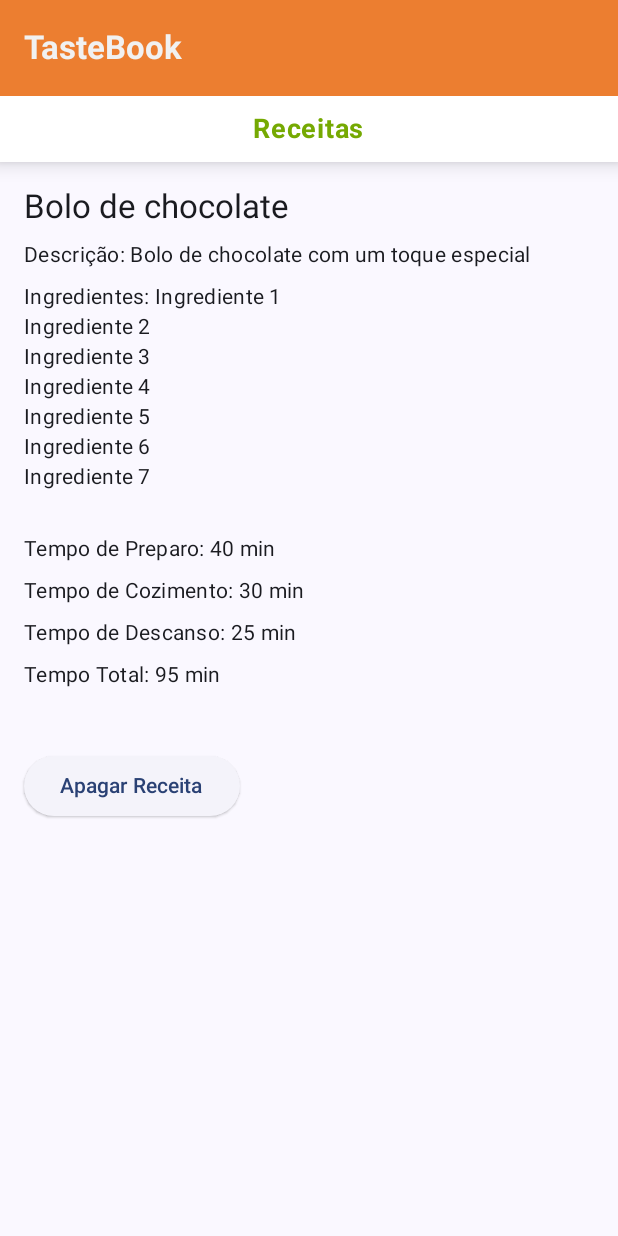
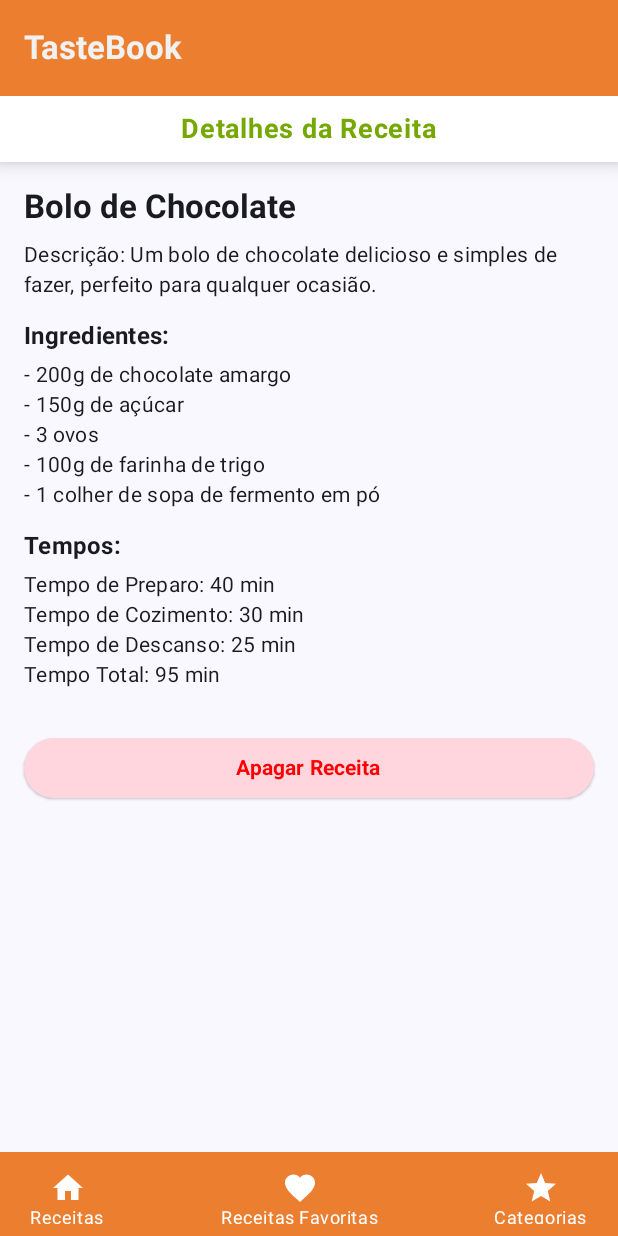
Before and after one commit to MarcelFlrs/AppDeReceitas, an Android app built with Jetpack Compose: the DetalhesReceita screen opened through its navigation route, on a phone screen of 412 x 824 dp. Run offline under Robolectric (Android 15) with nearby library versions, the phone set to English and light mode, and no system bars.

Commit message:
atualizações finais

```diff
--- a/app/src/main/java/br/edu/up/appdereceitas/RecipeApp.kt
+++ b/app/src/main/java/br/edu/up/appdereceitas/RecipeApp.kt
@@ -6,7 +6,7 @@ import androidx.compose.ui.tooling.preview.Preview
 import androidx.navigation.compose.NavHost
 import androidx.navigation.compose.composable
 import androidx.navigation.compose.rememberNavController
-import br.edu.up.appdereceitas.screen.CategoriaReceitas
+import br.edu.up.appdereceitas.ui.screen.CategoriaReceitas
 import br.edu.up.appdereceitas.screen.ListaReceitas
 import br.edu.up.appdereceitas.ui.screen.AdicionarReceitas
 import br.edu.up.appdereceitas.ui.screen.DetalhesReceita
--- a/app/src/main/java/br/edu/up/appdereceitas/ui/screen/DetalhesReceitas.kt
+++ b/app/src/main/java/br/edu/up/appdereceitas/ui/screen/DetalhesReceitas.kt
@@ -1,12 +1,8 @@
 package br.edu.up.appdereceitas.ui.screen
 
 import androidx.compose.foundation.background
-import androidx.compose.foundation.layout.Box
-import androidx.compose.foundation.layout.Column
-import androidx.compose.foundation.layout.Spacer
-import androidx.compose.foundation.layout.fillMaxWidth
-import androidx.compose.foundation.layout.height
-import androidx.compose.foundation.layout.padding
+import androidx.compose.foundation.layout.*
+import androidx.compose.material3.ButtonDefaults
 import androidx.compose.material3.ElevatedButton
 import androidx.compose.material3.MaterialTheme
 import androidx.compose.material3.Scaffold
@@ -21,12 +17,11 @@ import androidx.compose.ui.text.font.FontWeight
 import androidx.compose.ui.unit.dp
 import androidx.compose.ui.unit.sp
 import androidx.navigation.NavController
+import br.edu.up.appdereceitas.ui.util.AppBottomBar
 import br.edu.up.appdereceitas.ui.util.AppTopBar
-
 
 @Composable
 fun DetalhesReceita(navController: NavController) {
-
     Scaffold(
         topBar = {
             AppTopBar(
@@ -41,85 +36,96 @@ fun DetalhesReceita(navController: NavController) {
                 },
                 navController = navController
             )
+        },
+        bottomBar = {
+            AppBottomBar(navController = navController)
         }
     ) { innerPadding ->
+        Column(modifier = Modifier.padding(innerPadding)) {
 
-        Column(modifier = Modifier.padding(innerPadding)) {
             Box(
                 modifier = Modifier
                     .shadow(8.dp)
-                    .graphicsLayer {
-                        shadowElevation = 8.dp.toPx()
-                    }
+                    .graphicsLayer { shadowElevation = 8.dp.toPx() }
                     .fillMaxWidth()
                     .background(Color.White)
                     .padding(vertical = 10.dp),
                 contentAlignment = Alignment.Center
             ) {
                 Text(
-                    text = "Receitas",
+                    text = "Detalhes da Receita",
                     fontSize = 18.sp,
                     color = Color(0xFF75A902),
                     fontWeight = FontWeight.Bold
                 )
             }
 
+
             Column(
                 modifier = Modifier
                     .padding(16.dp)
+                    .fillMaxWidth()
             ) {
+
                 Text(
-                text = "Bolo de chocolate",
+                    text = "Bolo de Chocolate",
                     style = MaterialTheme.typography.titleLarge,
+                    fontWeight = FontWeight.Bold,
                     modifier = Modifier.padding(bottom = 8.dp)
                 )
 
+
                 Text(
-                text = "Descrição: Bolo de chocolate com um toque especial",
+                    text = "Descrição: Um bolo de chocolate delicioso e simples de fazer, perfeito para qualquer ocasião.",
                     style = MaterialTheme.typography.bodyMedium,
-                modifier = Modifier.padding(bottom = 8.dp)
+                    modifier = Modifier.padding(bottom = 12.dp)
                 )
 
                 Text(
-                text = "Ingredientes: Ingrediente 1\nIngrediente 2\nIngrediente 3\nIngrediente 4\nIngrediente 5\nIngrediente 6\nIngrediente 7\n",
+                    text = "Ingredientes:",
+                    style = MaterialTheme.typography.titleMedium,
+                    fontWeight = FontWeight.Bold,
+                    modifier = Modifier.padding(bottom = 4.dp)
+                )
+                Text(
+                    text = "- 200g de chocolate amargo\n" +
+                            "- 150g de açúcar\n" +
+                            "- 3 ovos\n" +
+                            "- 100g de farinha de trigo\n" +
+                            "- 1 colher de sopa de fermento em pó",
                     style = MaterialTheme.typography.bodyMedium,
-                modifier = Modifier.padding(bottom = 8.dp)
+                    modifier = Modifier.padding(bottom = 12.dp)
                 )
 
                 Text(
-                text = "Tempo de Preparo: 40 min",
+                    text = "Tempos:",
+                    style = MaterialTheme.typography.titleMedium,
+                    fontWeight = FontWeight.Bold,
+                    modifier = Modifier.padding(bottom = 4.dp)
+                )
+                Text(
+                    text = "Tempo de Preparo: 40 min\n" +
+                            "Tempo de Cozimento: 30 min\n" +
+                            "Tempo de Descanso: 25 min\n" +
+                            "Tempo Total: 95 min",
                     style = MaterialTheme.typography.bodyMedium,
-                modifier = Modifier.padding(bottom = 8.dp)
+                    modifier = Modifier.padding(bottom = 12.dp)
                 )
 
+                ElevatedButton(
+                    onClick = { navController.popBackStack() },
+                    modifier = Modifier
+                        .fillMaxWidth()
+                        .padding(vertical = 16.dp),
+                    colors = ButtonDefaults.elevatedButtonColors(
+                        containerColor = Color(0xFFFFD6DD),
+                        contentColor = Color.Red
+                    )
+                ) {
                     Text(
-                text = "Tempo de Cozimento: 30 min",
-                style = MaterialTheme.typography.bodyMedium,
-                modifier = Modifier.padding(bottom = 8.dp)
+                        text = "Apagar Receita",
+                        fontWeight = FontWeight.Bold
                     )
-
-            Text(
-                text = "Tempo de Descanso: 25 min",
-                style = MaterialTheme.typography.bodyMedium,
-                modifier = Modifier.padding(bottom = 8.dp)
-            )
-
-            Text(
-                text = "Tempo Total: 95 min",
-                style = MaterialTheme.typography.bodyMedium,
-                modifier = Modifier.padding(bottom = 8.dp)
-            )
-
-            Spacer(modifier = Modifier.height(16.dp))
-
-
-                ElevatedButton(
-                    onClick = {
-                        navController.popBackStack()
-                    },
-                    modifier = Modifier.padding(vertical = 16.dp)
-                    ){
-                    Text("Apagar Receita")
                 }
             }
         }
--- a/app/src/main/java/br/edu/up/appdereceitas/ui/screen/ListaReceitas.kt
+++ b/app/src/main/java/br/edu/up/appdereceitas/ui/screen/ListaReceitas.kt
@@ -92,7 +92,7 @@ fun ListaReceitas(navController: NavController) {
                 Text(
                     text = "Receitas",
                     fontSize = 18.sp,
-                    color = Color.Gray,
+                    color = Color(0xFF75A902),
                     fontWeight = FontWeight.Bold
                 )
             }
@@ -108,7 +108,7 @@ fun ListaReceitas(navController: NavController) {
                         ElevatedButton(
                             onClick = { navController.navigate("_detalhes") },
                             colors = ButtonDefaults.elevatedButtonColors(
-                                containerColor = Color(0xFFf1f1f1),
+                                containerColor = Color.White,
                                 contentColor = Color.White
                             ),
                             modifier = Modifier
@@ -135,7 +135,7 @@ fun ListaReceitas(navController: NavController) {
                                     Icon(
                                         imageVector = if (favoritado) Icons.Default.Favorite else Icons.Outlined.FavoriteBorder,
                                         contentDescription = "Favoritar",
-                                        tint = if (favoritado) Color(0xFFec7e30) else Color.Black
+                                        tint = if (favoritado) Color(0xFF75A902) else Color.Black
                                     )
                                 }
                             }
@@ -154,7 +154,7 @@ fun ListaReceitas(navController: NavController) {
                         ElevatedButton(
                             onClick = { navController.navigate("_detalhes") },
                             colors = ButtonDefaults.elevatedButtonColors(
-                                containerColor = Color(0xFFf1f1f1),
+                                containerColor = Color.White,
                                 contentColor = Color.White
                             ),
                             modifier = Modifier
@@ -171,7 +171,7 @@ fun ListaReceitas(navController: NavController) {
                                 Text(
                                     modifier = Modifier
                                         .padding(20.dp),
-                                    text = "Bolo de chocolate",
+                                    text = "Bolo de chocolate 2",
                                     fontSize =  17.sp,
                                     color = Color.Black,
                                     fontWeight = FontWeight.W500
@@ -181,7 +181,7 @@ fun ListaReceitas(navController: NavController) {
                                     Icon(
                                         imageVector = if (favoritado) Icons.Default.Favorite else Icons.Outlined.FavoriteBorder,
                                         contentDescription = "Favoritar",
-                                        tint = if (favoritado) Color(0xFFec7e30) else Color.Black
+                                        tint = if (favoritado) Color(0xFF75A902) else Color.Black
                                     )
                                 }
                             }
--- a/app/src/main/java/br/edu/up/appdereceitas/ui/util/AppBottomBar.kt
+++ b/app/src/main/java/br/edu/up/appdereceitas/ui/util/AppBottomBar.kt
@@ -46,7 +46,7 @@ fun AppBottomBar(navController: NavController) {
             )
             BottomBarBotao(
                 icon = Icons.Default.Favorite,
-                label = "Favoritos",
+                label = "Receitas Favoritas",
                 onClick = { navController.navigate("_receitasfavoritas") }
             )
 
```
Also changed, not shown: app/src/main/java/br/edu/up/appdereceitas/ui/screen/AdicionarReceitas.kt (+22 -16 lines), app/src/main/java/br/edu/up/appdereceitas/ui/screen/CategoriaReceitas.kt (+4 -10 lines), app/src/main/java/br/edu/up/appdereceitas/ui/screen/ReceitasFavoritas.kt (+8 -7 lines). Lines whose indentation alone changed are shown as unchanged.
